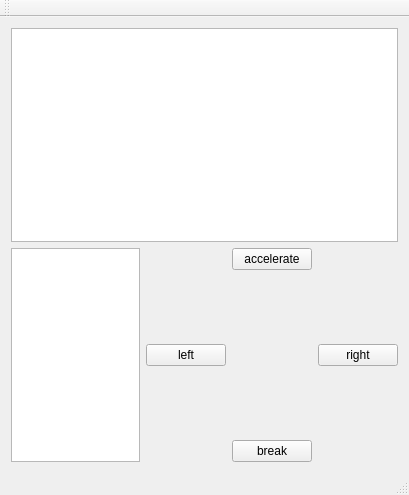
The window that rc_car_gui/rc_car.ui (remove-coin/rc_car) describes before a commit, drawn with Qt 5.
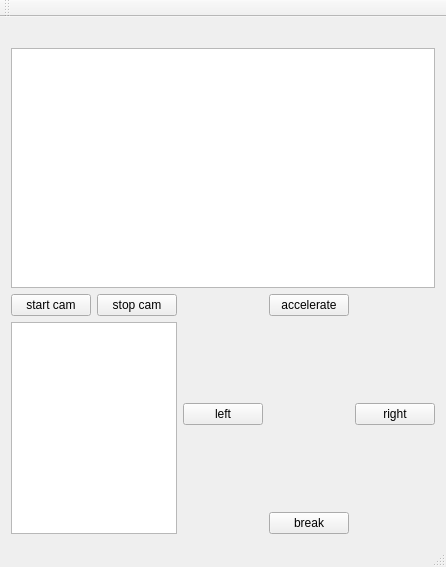
The same window after the commit.

Commit message: Added camera controlls to the gui

Diff of the .ui file:
```diff
--- a/rc_car_gui/rc_car.ui
+++ b/rc_car_gui/rc_car.ui
@@ -7,7 +7,7 @@
     <x>0</x>
     <y>0</y>
     <width>409</width>
-    <height>495</height>
+    <height>567</height>
    </rect>
   </property>
   <property name="windowTitle">
@@ -15,6 +15,13 @@
   </property>
   <widget class="QWidget" name="centralWidget">
    <layout class="QVBoxLayout" name="verticalLayout_2">
+    <item>
+     <widget class="QLabel" name="label">
+      <property name="text">
+       <string/>
+      </property>
+     </widget>
+    </item>
     <item>
      <widget class="QGraphicsView" name="cam"/>
     </item>
@@ -22,6 +29,24 @@
      <layout class="QHBoxLayout" name="horizontalLayout">
       <item>
        <layout class="QVBoxLayout" name="verticalLayout">
+        <item>
+         <layout class="QHBoxLayout" name="horizontalLayout_2">
+          <item>
+           <widget class="QPushButton" name="startCam">
+            <property name="text">
+             <string>start cam</string>
+            </property>
+           </widget>
+          </item>
+          <item>
+           <widget class="QPushButton" name="stopCam">
+            <property name="text">
+             <string>stop cam</string>
+            </property>
+           </widget>
+          </item>
+         </layout>
+        </item>
         <item>
          <widget class="QTextBrowser" name="output"/>
         </item>
```
The commit also changes 3 other files.
